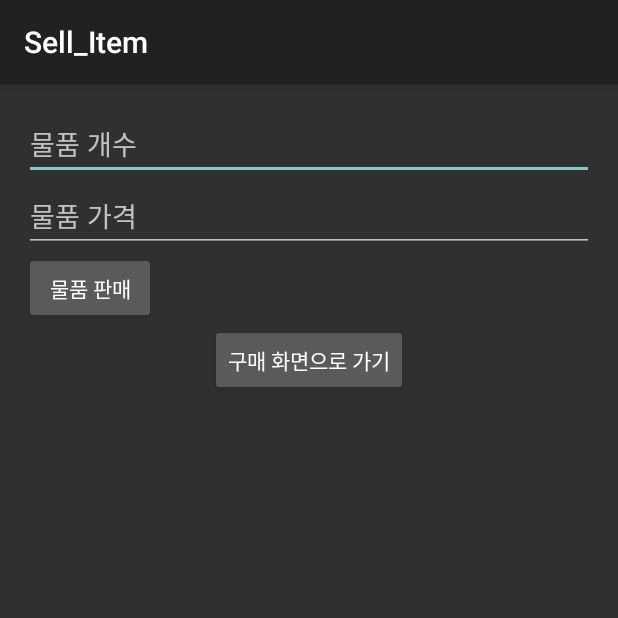
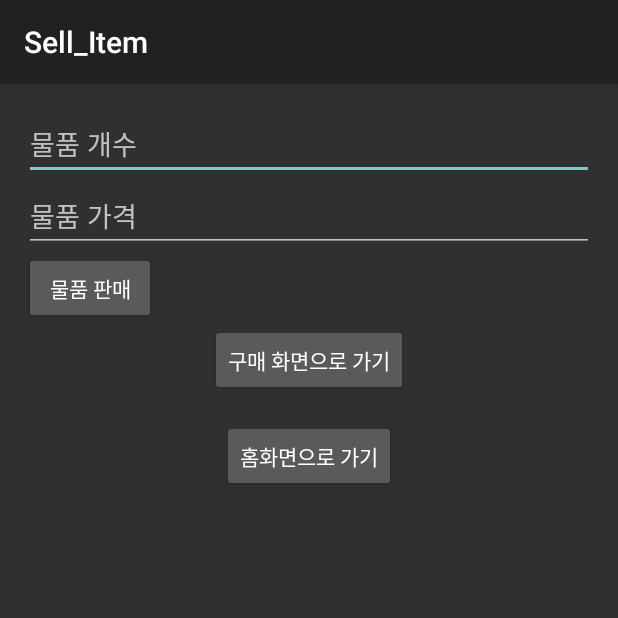
Before and after one commit to Sagongmin/ecoright, an Android app: the SellitemActivity screen opened directly, with no data from a screen before it, on a phone screen of 412 x 824 dp, the top half of it. Run offline under Robolectric (Android 15) with nearby library versions, the light colour scheme and no system bars; our stand-ins replace Firebase (no records; nobody signed in at launch, a user with empty details on screens opened directly).

Commit message:
로그인 후 각 계정별로 거래 데이터베이스 연동확인 (판매화면에서 홈 화면으로 이동 버튼 추가 완료)

```diff
--- a/app/src/main/java/com/example/myapplication/ui/theme/transaction/SellitemActivity.kt
+++ b/app/src/main/java/com/example/myapplication/ui/theme/transaction/SellitemActivity.kt
@@ -9,6 +9,7 @@
     import android.widget.Button
     import android.widget.EditText
     import android.widget.Toast
+    import com.example.myapplication.ui.theme.home.mainMenu
     import com.example.myapplication.ui.theme.login.login
     import com.google.firebase.auth.FirebaseAuth
 
@@ -73,5 +74,13 @@
                 startActivity(intent)
                 finish()
             }
+
+            val goToHomeButton = findViewById<Button>(R.id.goToHomeButton)
+
+            goToHomeButton.setOnClickListener {
+                val intent = Intent(this, mainMenu::class.java)
+                startActivity(intent)
+                finish()
+            }
         }
     }
--- a/app/src/main/res/layout/activity_sell.xml
+++ b/app/src/main/res/layout/activity_sell.xml
@@ -35,4 +35,12 @@
         android:layout_gravity="bottom|center_horizontal"
         android:layout_marginBottom="16dp"
         android:text="구매 화면으로 가기" />
+
+    <Button
+        android:id="@+id/goToHomeButton"
+        android:layout_width="wrap_content"
+        android:layout_height="wrap_content"
+        android:layout_gravity="bottom|center_horizontal"
+        android:layout_marginBottom="16dp"
+        android:text="홈화면으로 가기" />
 </LinearLayout>
```
